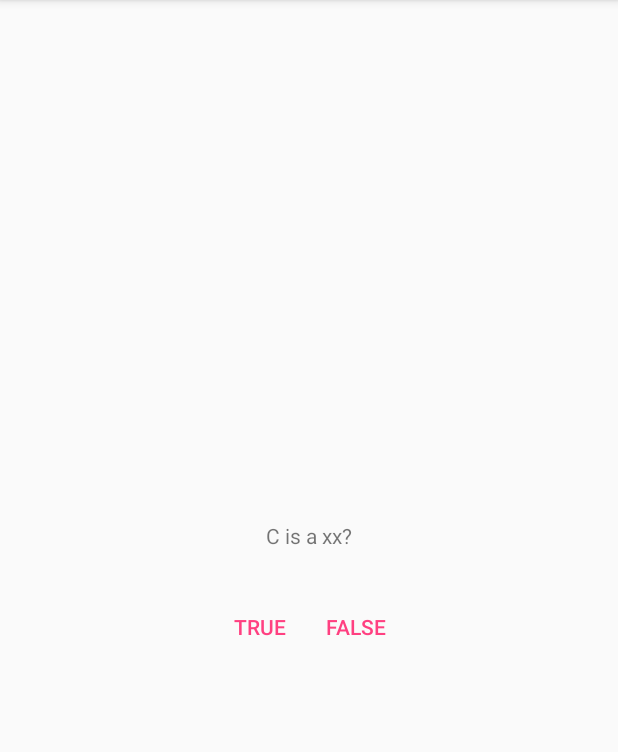
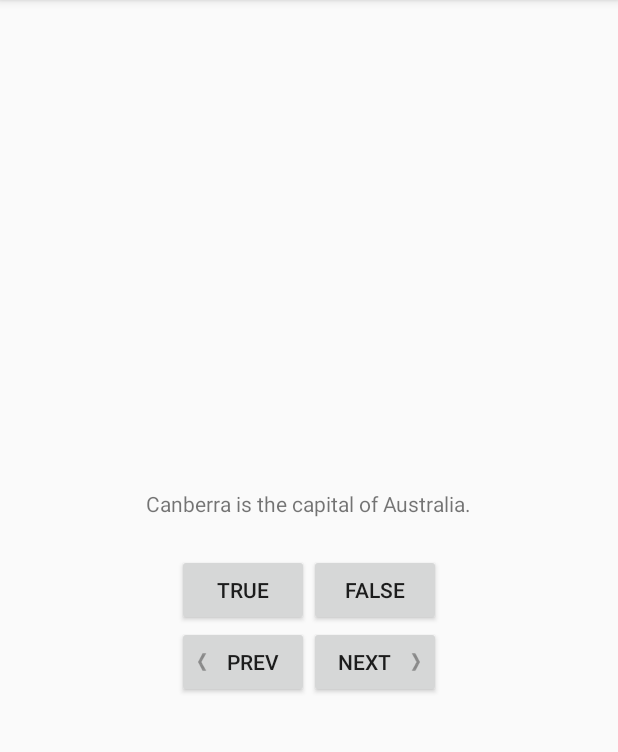
Before and after one commit to carrot-wen/demo, an Android app: the screen it shows after launch (MainActivity), on a phone screen of 412 x 824 dp, the part 84-836 px from its top. Run offline under Robolectric (Android 15) with nearby library versions, the phone set to English and light mode, and no system bars.

Commit message:
第二章

```diff
--- a/GeoQuiz/app/src/main/java/com/example/geoquiz/MainActivity.java
+++ b/GeoQuiz/app/src/main/java/com/example/geoquiz/MainActivity.java
@@ -2,15 +2,29 @@ package com.example.geoquiz;
 
 import android.support.v7.app.AppCompatActivity;
 import android.os.Bundle;
-import android.view.Gravity;
 import android.view.View;
 import android.widget.Button;
+import android.widget.TextView;
 import android.widget.Toast;
 
 public class MainActivity extends AppCompatActivity {
 
     private Button mTrueButton;
     private Button mFalseButton;
+    private Button mPrevButton;
+    private Button mNextButton;
+    private TextView mQuestionView;
+
+    private Question[] mQuestionBank = new Question[] {
+            new Question(R.string.question_australia,true),
+            new Question(R.string.question_oceans,true),
+            new Question(R.string.question_mideast,false),
+            new Question(R.string.question_africa,false),
+            new Question(R.string.question_americas,true),
+            new Question(R.string.question_asia,true)
+    };
+
+    private int mCurrentIndex = 0;
 
     @Override
     protected void onCreate(Bundle savedInstanceState) {
@@ -18,21 +32,56 @@ public class MainActivity extends AppCompatActivity {
         setContentView(R.layout.activity_main);
         mTrueButton = findViewById(R.id.true_button);
         mFalseButton = findViewById(R.id.false_button);
+        mPrevButton = findViewById(R.id.prev_button);
+        mNextButton = findViewById(R.id.next_button);
+        mQuestionView = findViewById(R.id.question_view);
+        mQuestionView.setOnClickListener(new View.OnClickListener() {
+            @Override
+            public void onClick(View v) {
+                mNextButton.performClick();
+            }
+        });
         mTrueButton.setOnClickListener(new View.OnClickListener() {
             @Override
             public void onClick(View v){
-                Toast.makeText(MainActivity.this, R.string.correct_toast,
-                        Toast.LENGTH_SHORT).show();
+               checkAnswer(true);
             }
         });
         mFalseButton.setOnClickListener(new View.OnClickListener() {
             @Override
             public void onClick(View v) {
-                Toast toast= Toast.makeText(MainActivity.this, R.string.incorrect_toast,
-                        Toast.LENGTH_SHORT);
-                toast.setGravity(Gravity.TOP,100,500);
-                toast.show();
+               checkAnswer(false);
             }
         });
+        mPrevButton.setOnClickListener(new View.OnClickListener() {
+            @Override
+            public void onClick(View v) {
+                mCurrentIndex = (mCurrentIndex - 1 + mQuestionBank.length) % mQuestionBank.length;
+                updateQuestion();
+            }
+        });
+        mNextButton.setOnClickListener(new View.OnClickListener() {
+            @Override
+            public void onClick(View v) {
+                mCurrentIndex = (mCurrentIndex+1) % mQuestionBank.length;
+                updateQuestion();
+            }
+        });
+        updateQuestion();
+    }
+
+    private void updateQuestion() {
+        mQuestionView.setText(mQuestionBank[mCurrentIndex].getTextResId());
+    }
+
+    private void checkAnswer(boolean answer) {
+        int id;
+        if(answer == mQuestionBank[mCurrentIndex].isAnswerTrue()) {
+           id = R.string.correct_toast;
+        } else {
+           id = R.string.incorrect_toast;
+        }
+        Toast.makeText(MainActivity.this, id,
+                Toast.LENGTH_SHORT).show();
     }
 }
--- /dev/null
+++ b/GeoQuiz/app/src/main/java/com/example/geoquiz/Question.java
@@ -0,0 +1,31 @@
+package com.example.geoquiz;
+
+/**
+ * Created by wenzhang on 2017/12/4.
+ */
+
+public class Question {
+    private int mTextResId;
+    private boolean mAnswerTrue;
+
+    public Question(int textResId, boolean answerTrue) {
+        mTextResId = textResId;
+        mAnswerTrue = answerTrue;
+    }
+
+    public int getTextResId() {
+        return mTextResId;
+    }
+
+    public void setTextResId(int textResId) {
+        mTextResId = textResId;
+    }
+
+    public boolean isAnswerTrue() {
+        return mAnswerTrue;
+    }
+
+    public void setAnswerTrue(boolean answerTrue) {
+        mAnswerTrue = answerTrue;
+    }
+}
--- a/GeoQuiz/app/src/main/res/layout/activity_main.xml
+++ b/GeoQuiz/app/src/main/res/layout/activity_main.xml
@@ -6,30 +6,48 @@
     android:gravity="center">
 
     <TextView
+        android:id="@+id/question_view"
         android:layout_width="wrap_content"
         android:layout_height="wrap_content"
-        android:padding="24dp"
-        android:text="@string/question_text"/>
+        android:padding="24dp"/>
 
     <LinearLayout
         android:layout_width="wrap_content"
         android:layout_height="wrap_content"
-        android:orientation="horizontal"
-        style="?android:attr/buttonBarStyle">
+        android:orientation="horizontal">
 
         <Button
             android:id="@+id/true_button"
             android:layout_width="wrap_content"
             android:layout_height="wrap_content"
-            android:text="@string/true_button"
-            style="?android:attr/buttonBarButtonStyle" />
+            android:text="@string/true_button" />
 
         <Button
             android:id="@+id/false_button"
             android:layout_width="wrap_content"
             android:layout_height="wrap_content"
-            android:text="@string/false_button"
-            style="?android:attr/buttonBarButtonStyle" />
+            android:text="@string/false_button" />
+    </LinearLayout>
+    <LinearLayout
+        android:orientation="horizontal"
+        android:layout_width="wrap_content"
+        android:layout_height="wrap_content">
+
+        <Button
+            android:id="@+id/prev_button"
+            android:layout_width="wrap_content"
+            android:layout_height="wrap_content"
+            android:text="@string/prev_button"
+            android:drawableStart="@drawable/arrow_left"
+            android:drawablePadding="4dp"/>
+
+        <Button
+            android:id="@+id/next_button"
+            android:layout_width="wrap_content"
+            android:layout_height="wrap_content"
+            android:text="@string/next_button"
+            android:drawableEnd="@drawable/arrow_right"
+            android:drawablePadding="4dp"/>
     </LinearLayout>
 
 </LinearLayout>
--- a/GeoQuiz/app/src/main/res/values/strings.xml
+++ b/GeoQuiz/app/src/main/res/values/strings.xml
@@ -1,8 +1,15 @@
 <resources>
     <string name="app_name">GeoQuiz</string>
-    <string name="question_text">C is a xx?</string>
     <string name="true_button">True</string>
     <string name="false_button">False</string>
+    <string name="prev_button">Prev</string>
+    <string name="next_button">Next</string>
     <string name="correct_toast">Correct!</string>
     <string name="incorrect_toast">Incorrect!</string>
+    <string name="question_australia">Canberra is the capital of Australia.</string>
+    <string name="question_oceans">The Pacific Ocean is larger than the Atlantic Ocean.</string>
+    <string name="question_mideast">The Suez Canal connects the Red Sea and the Indian Ocean.</string>
+    <string name="question_africa">The source of the Nile River is in Egypt.</string>
+    <string name="question_americas">The Amazon River is the longest river in the Americas.</string>
+    <string name="question_asia">Lake Baikal is the world\'s oldest and deepest freshwater lake.</string>
 </resources>
--- a/GeoQuiz/build.gradle
+++ b/GeoQuiz/build.gradle
@@ -7,7 +7,7 @@ buildscript {
         jcenter()
     }
     dependencies {
-        classpath 'com.android.tools.build:gradle:3.0.0'
+        classpath 'com.android.tools.build:gradle:3.0.1'
 
 
         // NOTE: Do not place your application dependencies here; they belong
```
Also changed, not shown: GeoQuiz/app/src/main/res/drawable-hdpi/arrow_left.png (added), GeoQuiz/app/src/main/res/drawable-hdpi/arrow_right.png (added), GeoQuiz/app/src/main/res/drawable-mdpi/arrow_left.png (added), GeoQuiz/app/src/main/res/drawable-mdpi/arrow_right.png (added), GeoQuiz/app/src/main/res/drawable-xhdpi/arrow_left.png (added), GeoQuiz/app/src/main/res/drawable-xhdpi/arrow_right.png (added), GeoQuiz/app/src/main/res/drawable-xxhdpi/arrow_left.png (added), GeoQuiz/app/src/main/res/drawable-xxhdpi/arrow_right.png (added).
